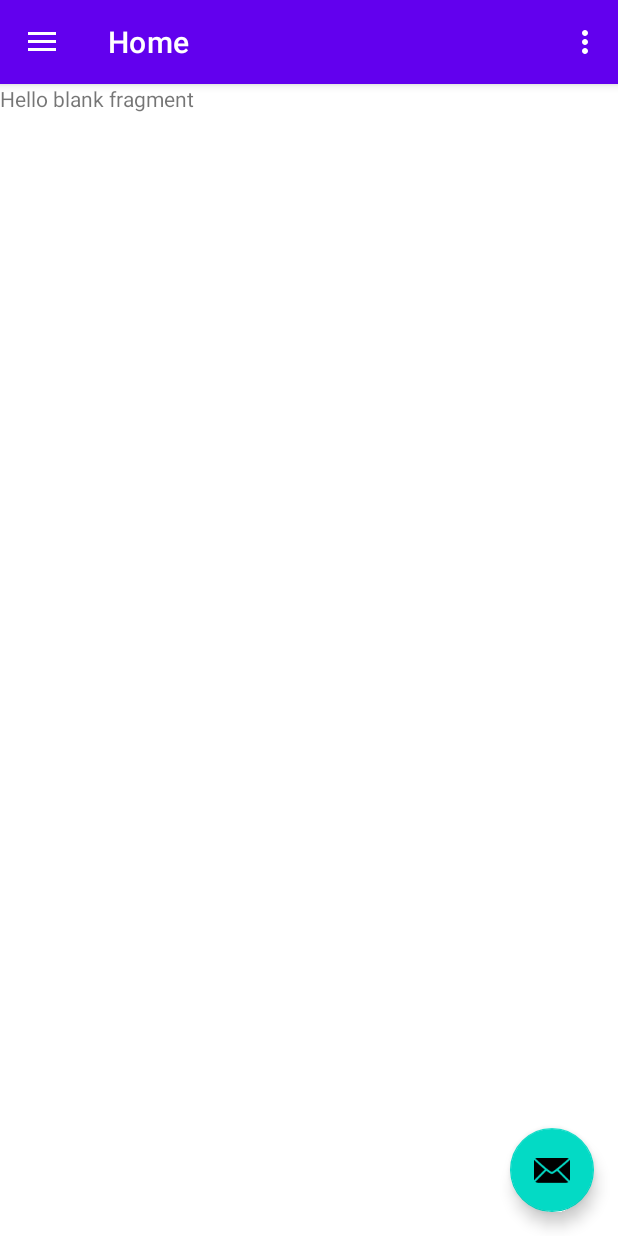
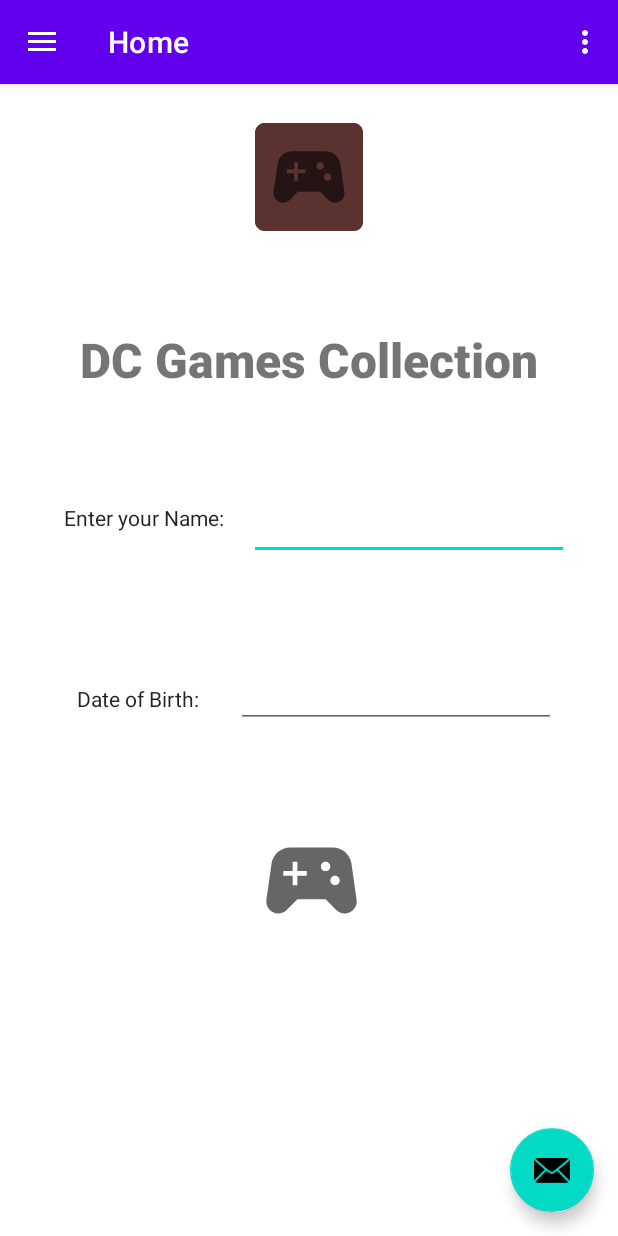
Before and after one commit to KrishnanDevika/DC-Games-Collections, an Android app: the screen it shows after launch (MainActivity), on a phone screen of 412 x 824 dp. Run offline under Robolectric (Android 15) with nearby library versions, the phone set to English and light mode, and no system bars; our stand-ins replace navigation-ui.

Commit message:
#9 Created Layout for HomePage

```diff
--- a/app/src/main/java/com/example/dcgamescollection/HomeFragment.java
+++ b/app/src/main/java/com/example/dcgamescollection/HomeFragment.java
@@ -59,6 +59,6 @@ public class HomeFragment extends Fragment {
     public View onCreateView(LayoutInflater inflater, ViewGroup container,
                              Bundle savedInstanceState) {
         // Inflate the layout for this fragment
-        return inflater.inflate(R.layout.fragment_home2, container, false);
+        return inflater.inflate(R.layout.fragment_home, container, false);
     }
 }
--- a/app/src/main/res/layout/fragment_home.xml
+++ b/app/src/main/res/layout/fragment_home.xml
@@ -1,22 +1,113 @@
 <?xml version="1.0" encoding="utf-8"?>
-<androidx.constraintlayout.widget.ConstraintLayout xmlns:android="http://schemas.android.com/apk/res/android"
+<androidx.constraintlayout.widget.ConstraintLayout
+    xmlns:android="http://schemas.android.com/apk/res/android"
     xmlns:app="http://schemas.android.com/apk/res-auto"
     xmlns:tools="http://schemas.android.com/tools"
     android:layout_width="match_parent"
     android:layout_height="match_parent"
-    tools:context=".ui.home.HomeFragment">
+    android:orientation="vertical"
+    android:layout_margin="10dp"
+    tools:context=".HomeFragment">
 
-    <TextView
-        android:id="@+id/text_home"
-        android:layout_width="match_parent"
+
+    <ImageView
+        android:id="@+id/imageView2"
+        android:layout_width="wrap_content"
         android:layout_height="wrap_content"
-        android:layout_marginStart="8dp"
-        android:layout_marginTop="8dp"
-        android:layout_marginEnd="8dp"
-        android:textAlignment="center"
-        android:textSize="20sp"
-        app:layout_constraintBottom_toBottomOf="parent"
+        android:layout_marginStart="16dp"
+        android:layout_marginTop="16dp"
+        android:layout_marginEnd="16dp"
+        android:src="@mipmap/ic_app_launcher_round"
         app:layout_constraintEnd_toEndOf="parent"
         app:layout_constraintStart_toStartOf="parent"
         app:layout_constraintTop_toTopOf="parent" />
+
+    <TextView
+        android:id="@+id/textView2"
+        android:layout_width="wrap_content"
+        android:layout_height="wrap_content"
+        android:layout_marginStart="16dp"
+        android:layout_marginTop="64dp"
+        android:layout_marginEnd="16dp"
+        android:fontFamily="sans-serif-black"
+        android:text="DC Games Collection"
+        android:textSize="@dimen/title_size"
+        app:layout_constraintEnd_toEndOf="parent"
+        app:layout_constraintStart_toStartOf="parent"
+        app:layout_constraintTop_toBottomOf="@+id/imageView2" />
+
+    <ImageView
+        android:id="@+id/imageView3"
+        android:layout_width="75dp"
+        android:layout_height="75dp"
+        android:layout_marginStart="16dp"
+        android:layout_marginTop="64dp"
+        android:layout_marginEnd="16dp"
+        android:src="@drawable/ic_baseline_sports_esports_24"
+        app:layout_constraintEnd_toEndOf="parent"
+        app:layout_constraintHorizontal_bias="0.506"
+        app:layout_constraintStart_toStartOf="parent"
+        app:layout_constraintTop_toBottomOf="@+id/editTextDate" />
+
+    <EditText
+        android:id="@+id/editTextTextPersonName"
+        android:layout_width="wrap_content"
+        android:layout_height="wrap_content"
+        android:layout_marginTop="64dp"
+        android:layout_marginEnd="16dp"
+        android:layout_marginBottom="64dp"
+        android:ems="10"
+        android:inputType="textPersonName"
+        android:minHeight="48dp"
+        app:layout_constraintBottom_toTopOf="@+id/editTextDate"
+        app:layout_constraintEnd_toEndOf="parent"
+        app:layout_constraintStart_toEndOf="@+id/textView5"
+        app:layout_constraintTop_toBottomOf="@+id/textView2"
+        tools:ignore="SpeakableTextPresentCheck" />
+
+    <EditText
+        android:id="@+id/editTextDate"
+        android:layout_width="wrap_content"
+        android:layout_height="wrap_content"
+        android:layout_marginEnd="16dp"
+        android:layout_marginBottom="64dp"
+        android:ems="10"
+        android:inputType="date"
+        android:minHeight="48dp"
+        app:layout_constraintBottom_toTopOf="@+id/imageView3"
+        app:layout_constraintEnd_toEndOf="parent"
+        app:layout_constraintStart_toEndOf="@+id/textView6"
+        app:layout_constraintTop_toBottomOf="@+id/editTextTextPersonName"
+        tools:ignore="SpeakableTextPresentCheck" />
+
+    <TextView
+        android:id="@+id/textView5"
+        android:layout_width="wrap_content"
+        android:layout_height="wrap_content"
+        android:layout_marginStart="16dp"
+        android:layout_marginBottom="26dp"
+        android:padding="10dp"
+        android:text="Enter your Name:"
+        android:textAppearance="@style/TextAppearance.AppCompat.Body1"
+        app:layout_constraintBottom_toBottomOf="@+id/editTextTextPersonName"
+        app:layout_constraintEnd_toStartOf="@+id/editTextTextPersonName"
+        app:layout_constraintHorizontal_bias="0.384"
+        app:layout_constraintStart_toStartOf="parent"
+        app:layout_constraintTop_toTopOf="@+id/editTextTextPersonName"
+        app:layout_constraintVertical_bias="0.0" />
+
+    <TextView
+        android:id="@+id/textView6"
+        android:layout_width="wrap_content"
+        android:layout_height="wrap_content"
+        android:layout_marginStart="16dp"
+        android:padding="10dp"
+        android:text="Date of Birth:"
+        android:textAppearance="@style/TextAppearance.AppCompat.Body1"
+        app:layout_constraintBottom_toBottomOf="@+id/editTextDate"
+        app:layout_constraintEnd_toStartOf="@+id/editTextDate"
+        app:layout_constraintHorizontal_bias="0.428"
+        app:layout_constraintStart_toStartOf="parent"
+        app:layout_constraintTop_toTopOf="@+id/editTextDate"
+        app:layout_constraintVertical_bias="1.0" />
 </androidx.constraintlayout.widget.ConstraintLayout>
--- a/app/src/main/res/layout/fragment_home2.xml
+++ /dev/null
@@ -1,14 +0,0 @@
-<?xml version="1.0" encoding="utf-8"?>
-<FrameLayout xmlns:android="http://schemas.android.com/apk/res/android"
-    xmlns:tools="http://schemas.android.com/tools"
-    android:layout_width="match_parent"
-    android:layout_height="match_parent"
-    tools:context=".HomeFragment">
-
-    <!-- TODO: Update blank fragment layout -->
-    <TextView
-        android:layout_width="match_parent"
-        android:layout_height="match_parent"
-        android:text="@string/hello_blank_fragment" />
-
-</FrameLayout>
--- a/app/src/main/res/navigation/mobile_navigation.xml
+++ b/app/src/main/res/navigation/mobile_navigation.xml
@@ -8,7 +8,7 @@
         android:id="@+id/nav_apphome"
         android:name="com.example.dcgamescollection.HomeFragment"
         android:label="Home"
-        tools:layout="@layout/fragment_home2" />
+        tools:layout="@layout/fragment_home" />
     <fragment
         android:id="@+id/nav_search"
         android:name="com.example.dcgamescollection.SearchFragment"
--- a/app/src/main/res/values/dimens.xml
+++ b/app/src/main/res/values/dimens.xml
@@ -5,4 +5,5 @@
     <dimen name="nav_header_vertical_spacing">8dp</dimen>
     <dimen name="nav_header_height">176dp</dimen>
     <dimen name="fab_margin">16dp</dimen>
+    <dimen name="title_size">32sp</dimen>
 </resources>
```
Also changed, not shown: app/src/main/res/layout/fragment_gallery.xml (deleted, +0 -22 lines), app/src/main/res/layout/fragment_slideshow.xml (deleted, +0 -22 lines).
